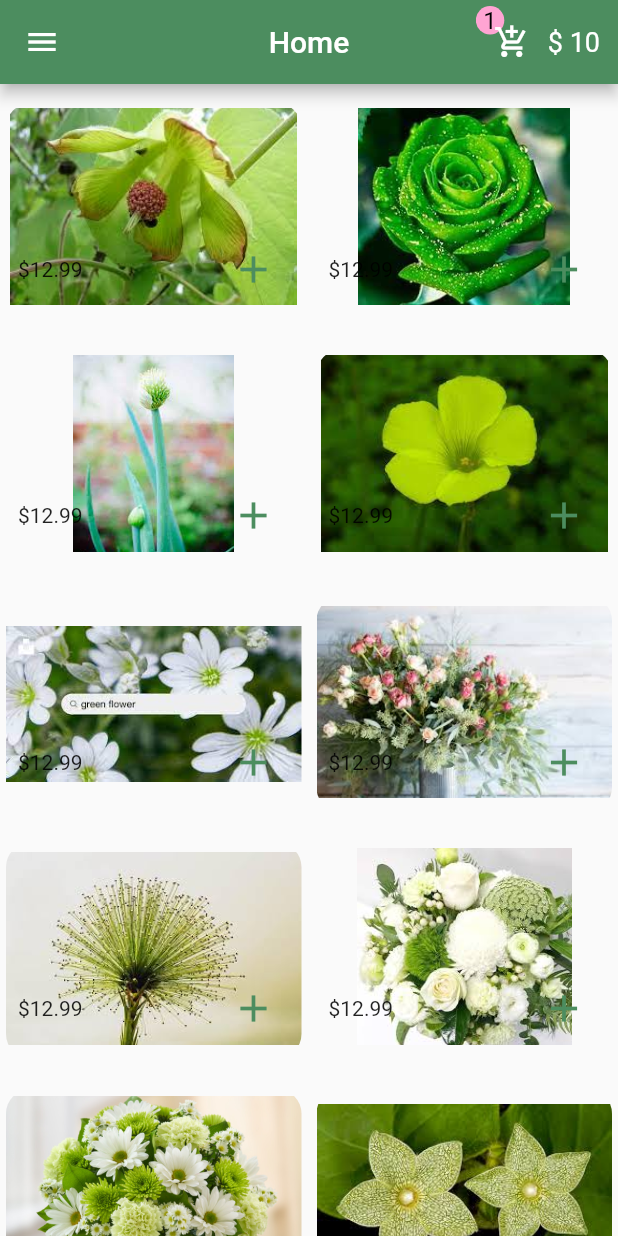
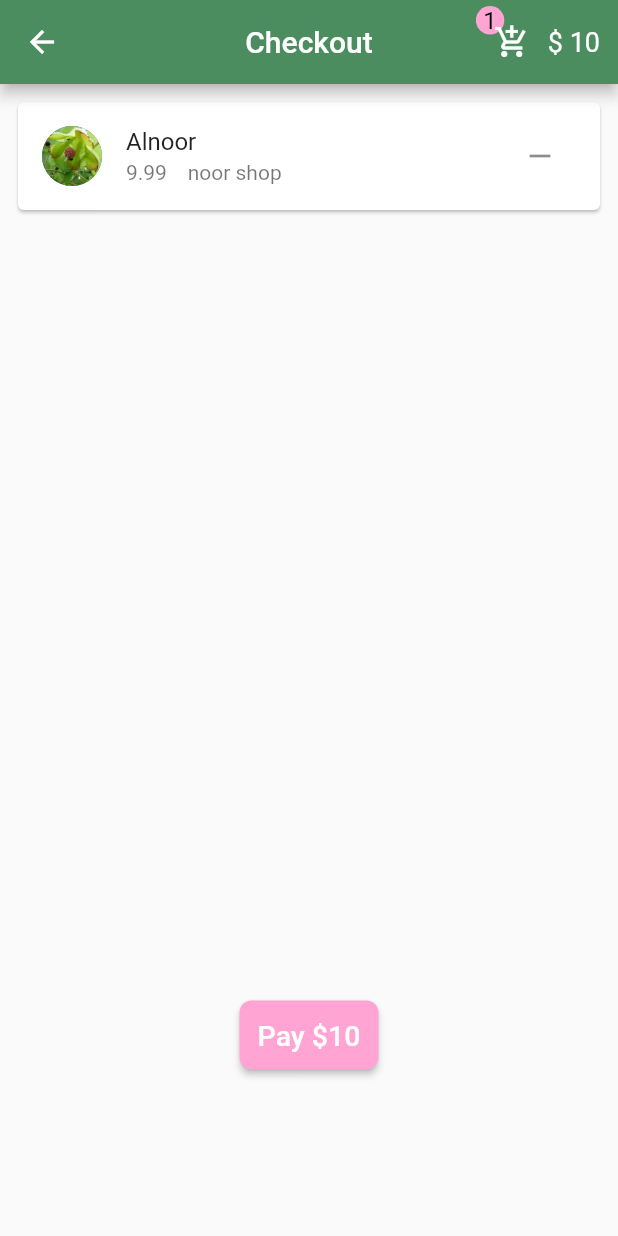
Before and after one commit to alaaRashed2001/flower, a Flutter app: the screen it shows after launch, after a tap on "Log In", after a tap on the "add" icon, after a tap on the "add shopping cart" icon, on a phone screen of 412 x 824 dp. Run offline on Flutter 3.47's test engine with Material 2 defaults, Android fonts, the phone set to English and light mode, and no system bars.

Commit message:
Purchases screen

```diff
--- a/lib/data/dummy_data.dart
+++ b/lib/data/dummy_data.dart
@@ -1,15 +1,59 @@
 import '../model/item_model.dart';
 
 final List items = [
-  ProductModel(imagePath:'assets/images/3.jpg' , price:9.99,location: 'noor shop'),
-  ProductModel(imagePath:'assets/images/4.jpg' , price:11.99,location: 'noor shop'),
-  ProductModel(imagePath:'assets/images/5.jpg' , price:5.49,),
-  ProductModel(imagePath:'assets/images/6.jpg' , price:8.99,location: 'noor shop'),
-  ProductModel(imagePath:'assets/images/7.jpg' , price:12.49,),
-  ProductModel(imagePath:'assets/images/8.jpg' , price:10.49,location: 'noor shop'),
-  ProductModel(imagePath:'assets/images/9.jpg' , price:14.99,location: 'noor shop'),
-  ProductModel(imagePath:'assets/images/10.jpg' , price:14.99,),
-  ProductModel(imagePath:'assets/images/11.jpg' , price:10.99,location: 'noor shop'),
-  ProductModel(imagePath:'assets/images/12.jpg' , price:5.99,),
-  ProductModel(imagePath:'assets/images/13.jpg' , price:4.49,location: 'noor shop'),
+  ProductModel(
+      title: 'Alnoor',
+      imagePath: 'assets/images/3.jpg',
+      price: 9.99,
+      location: 'noor shop'),
+  ProductModel(
+      title: 'Alnoor',
+      imagePath: 'assets/images/4.jpg',
+      price: 11.99,
+      location: 'noor shop'),
+  ProductModel(
+    title: 'Alnoor',
+    imagePath: 'assets/images/5.jpg',
+    price: 5.49,
+  ),
+  ProductModel(
+      title: 'Alnoor',
+      imagePath: 'assets/images/6.jpg',
+      price: 8.99,
+      location: 'noor shop'),
+  ProductModel(
+    title: 'Alnoor',
+    imagePath: 'assets/images/7.jpg',
+    price: 12.49,
+  ),
+  ProductModel(
+      title: 'Alnoor',
+      imagePath: 'assets/images/8.jpg',
+      price: 10.49,
+      location: 'noor shop'),
+  ProductModel(
+      title: 'Alnoor',
+      imagePath: 'assets/images/9.jpg',
+      price: 14.99,
+      location: 'noor shop'),
+  ProductModel(
+    title: 'Alnoor',
+    imagePath: 'assets/images/10.jpg',
+    price: 14.99,
+  ),
+  ProductModel(
+      title: 'Alnoor',
+      imagePath: 'assets/images/11.jpg',
+      price: 10.99,
+      location: 'noor shop'),
+  ProductModel(
+    title: 'Alnoor',
+    imagePath: 'assets/images/12.jpg',
+    price: 5.99,
+  ),
+  ProductModel(
+      title: 'Alnoor',
+      imagePath: 'assets/images/13.jpg',
+      price: 4.49,
+      location: 'noor shop'),
 ];
--- a/lib/model/item_model.dart
+++ b/lib/model/item_model.dart
@@ -2,6 +2,6 @@ class ProductModel{
 late  String imagePath;
  late num price;
  late String location;
-
-ProductModel({required this.imagePath , required this.price , this.location = 'Main branch'});
+ late String title;
+ProductModel({required this.imagePath , required this.price , this.location = 'Main branch', required this.title});
 }
--- /dev/null
+++ b/lib/views/screens/checkout_screen.dart
@@ -0,0 +1,61 @@
+import 'package:flower/provider/cart_provider.dart';
+import 'package:flutter/material.dart';
+import 'package:provider/provider.dart';
+import '../../constant/colors.dart';
+import '../widgets/custom_appbar.dart';
+
+class CheckoutScreen extends StatelessWidget {
+  const CheckoutScreen({Key? key}) : super(key: key);
+
+  @override
+  Widget build(BuildContext context) {
+    final cart = Provider.of<CartProvider>(context);
+    return Scaffold(
+      appBar: AppBar(
+        actions: const [
+          ProductsAndPrice(),
+        ],
+        backgroundColor: green,
+        title: const Text("Checkout"),
+        centerTitle: true,
+      ),
+      body: Column(
+        children: [
+          SingleChildScrollView(
+            child: SizedBox(
+              height: 580,
+              child: ListView.builder(
+                padding: const EdgeInsets.all(8),
+                itemCount: cart.selectedProducts.length,
+                itemBuilder: (context, index) => Card(
+                  child: ListTile(
+                    title: Text(cart.selectedProducts[index].title),
+                    subtitle: Text('${cart.selectedProducts[index].price}    ${cart.selectedProducts[index].location}'),
+                    leading: CircleAvatar(
+                      backgroundImage: AssetImage(cart.selectedProducts[index].imagePath),
+                    ),
+                    trailing: IconButton(onPressed: () {
+                      cart.deleteProduct(cart.selectedProducts[index]);
+                    }, icon: const Icon(Icons.remove)),
+                  ),
+                ),
+              ),
+            ),
+          ),
+          const SizedBox(height: 30,),
+          ElevatedButton(
+            onPressed: (){
+              /// ToDo
+            },
+            style: ButtonStyle(
+              backgroundColor: MaterialStateProperty.all(const Color(0xFFFFA4D3)),
+              padding: MaterialStateProperty.all(const EdgeInsets.all(12)),
+              shape: MaterialStateProperty.all(RoundedRectangleBorder(borderRadius: BorderRadius.circular(8))),
+            ),
+            child:  Text("Pay \$${cart.price}", style: TextStyle(fontSize: 19),),
+          ),
+        ],
+      ),
+    );
+  }
+}
--- a/lib/views/screens/details_screen.dart
+++ b/lib/views/screens/details_screen.dart
@@ -2,6 +2,7 @@ import 'package:flower/model/item_model.dart';
 import 'package:flutter/material.dart';
 
 import '../../constant/colors.dart';
+import '../widgets/custom_appbar.dart';
 
 class DetailsScreen extends StatefulWidget {
   final ProductModel product;
@@ -21,6 +22,9 @@ class _DetailsScreenState extends State<DetailsScreen> {
         backgroundColor: green,
         title: const Text("Details Screen"),
         centerTitle: true,
+        actions: const [
+          ProductsAndPrice(),
+        ],
       ),
       body: SingleChildScrollView(
         child: Column(
--- a/lib/views/screens/home_screen.dart
+++ b/lib/views/screens/home_screen.dart
@@ -4,57 +4,23 @@ import 'package:flutter/material.dart';
 import 'package:provider/provider.dart';
 
 import '../../constant/colors.dart';
+import '../widgets/custom_appbar.dart';
 import 'details_screen.dart';
 
 class HomeScreen extends StatelessWidget {
   const HomeScreen({Key? key}) : super(key: key);
-
   @override
   Widget build(BuildContext context) {
+
     return Scaffold(
         appBar: AppBar(
           actions: [
-            Consumer<CartProvider>(builder: ((context, cart, child) {
-              return Row(
-                children: [
-                  Stack(
-                    children: [
-                      Positioned(
-                        bottom: 24,
-                        child: Container(
-                            padding: const EdgeInsets.all(5),
-                            decoration: const BoxDecoration(
-                                color: Color(0xFFFFA4D3),
-                                shape: BoxShape.circle),
-                            child: Text(
-                              "${cart.selectedProducts.length}",
-                              style: const TextStyle(
-                                  fontSize: 16,
-                                  color: Colors.black),
-                            )),
-                      ),
-                      IconButton(
-                        onPressed: () {},
-                        icon: const Icon(Icons.add_shopping_cart),
-                      ),
-                    ],
-                  ),
-                  Padding(
-                    padding: const EdgeInsets.only(right: 12),
-                    child: Text(
-                      "\$ ${cart.price}",
-                      style: const TextStyle(fontSize: 18),
-                    ),
-                  ),
-                ],
-              );
-            })),
+            ProductsAndPrice(),
           ],
           backgroundColor: green,
           title: const Text("Home"),
           centerTitle: true,
         ),
-
       drawer: Drawer(
         child: Column(
           mainAxisAlignment: MainAxisAlignment.spaceBetween,
--- /dev/null
+++ b/lib/views/widgets/custom_appbar.dart
@@ -0,0 +1,57 @@
+import 'package:flutter/material.dart';
+import 'package:provider/provider.dart';
+
+import '../../provider/cart_provider.dart';
+import '../screens/checkout_screen.dart';
+
+class ProductsAndPrice extends StatelessWidget {
+  const ProductsAndPrice({Key? key}) : super(key: key);
+  // Consumer<ClassName>(
+  // builder: ((context, classInstancee, child) {
+  // return Text("${classInstancee.myname}");
+  // })),
+  @override
+  Widget build(BuildContext context) {
+    return  Consumer<CartProvider>(builder: ((context, cart, child) {
+      return Row(
+        children: [
+          Stack(
+            children: [
+              Positioned(
+                bottom: 24,
+                child: Container(
+                    padding: const EdgeInsets.all(5),
+                    decoration: const BoxDecoration(
+                        color: Color(0xFFFFA4D3),
+                        shape: BoxShape.circle),
+                    child: Text(
+                      "${cart.selectedProducts.length}",
+                      style: const TextStyle(
+                          fontSize: 16,
+                          color: Colors.black),
+                    )),
+              ),
+              IconButton(
+                onPressed: () {
+                  Navigator.of(context).push(
+                    MaterialPageRoute(
+                        builder: (context) => const CheckoutScreen(),
+                    )
+                  );
+                },
+                icon: const Icon(Icons.add_shopping_cart),
+              ),
+            ],
+          ),
+          Padding(
+            padding: const EdgeInsets.only(right: 12),
+            child: Text(
+              "\$ ${cart.price}",
+              style: const TextStyle(fontSize: 18),
+            ),
+          ),
+        ],
+      );
+    }));
+  }
+}
```
Also changed, not shown: lib/provider/cart_provider.dart (+7 -1 lines).
